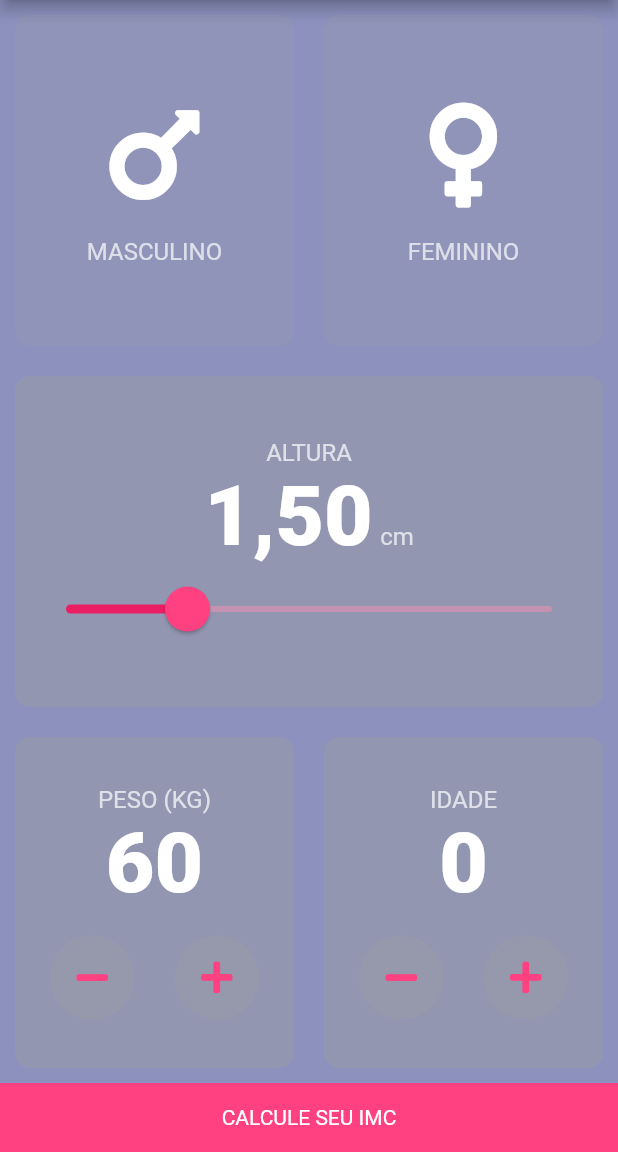
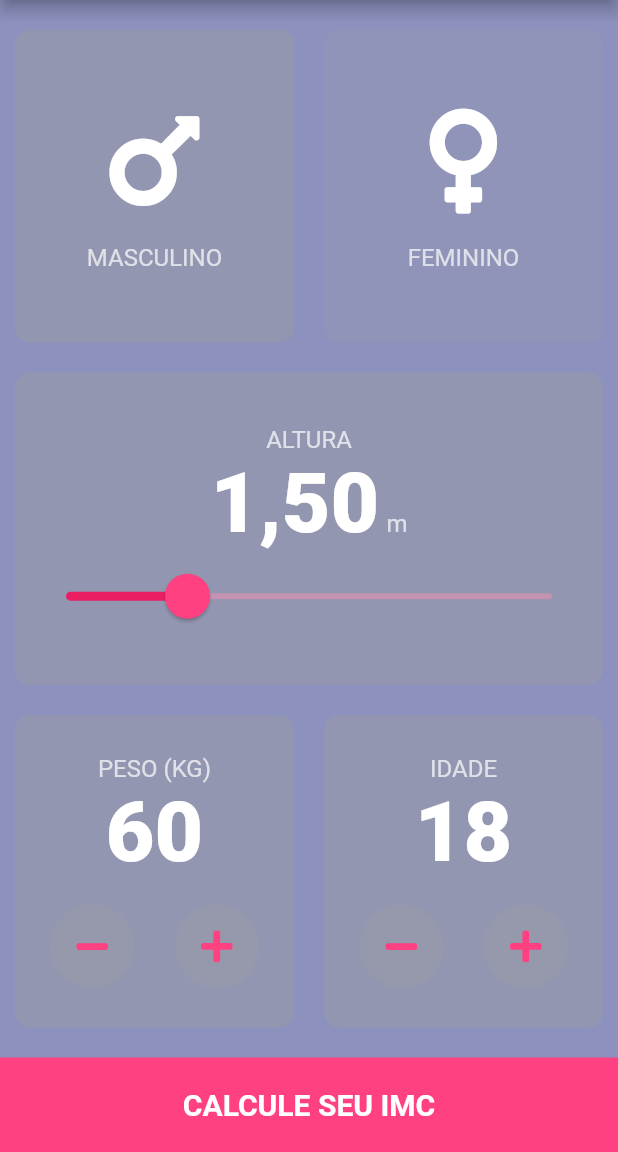
Before and after one commit to luisfelipesdn12/learning-flutter, a Flutter app: the screen it shows after launch, on a phone screen of 412 x 824 dp, the part 84-1236 px from its top. Run offline on Flutter 3.47's test engine with Material 2 defaults, Android fonts, the phone set to English and light mode, and no system bars; our stand-ins replace font_awesome_flutter, rflutter_alert; missing offline and left inert: audiofileplayer.

Commit message:
feat: ✨ Add `BottomNavigationButton` to navigato to results

```diff
--- a/bmi-calculator-flutter/lib/main.dart
+++ b/bmi-calculator-flutter/lib/main.dart
@@ -1,4 +1,5 @@
 import 'package:bmi_calculator/screens/input.screen.dart';
+import 'package:bmi_calculator/screens/results.screen.dart';
 import 'package:bmi_calculator/theme.dart';
 import 'package:flutter/material.dart';
 
@@ -8,8 +9,12 @@ class BMICalculator extends StatelessWidget {
   @override
   Widget build(BuildContext context) {
     return MaterialApp(
-      home: InputPage(),
       theme: theme,
+      initialRoute: '/input',
+      routes: {
+        '/input': (context) => InputPage(),
+        '/results': (context) => ResultsPage(),
+      },
     );
   }
 }
--- a/bmi-calculator-flutter/lib/screens/input.screen.dart
+++ b/bmi-calculator-flutter/lib/screens/input.screen.dart
@@ -1,3 +1,5 @@
+import 'package:bmi_calculator/screens/results.screen.dart';
+import 'package:bmi_calculator/widgets/bottomNavigationButton.dart';
 import 'package:bmi_calculator/widgets/iconAndCaptionContent.dart';
 import 'package:bmi_calculator/widgets/increaseValueCard.dart';
 import 'package:bmi_calculator/widgets/pageCard.dart';
@@ -16,10 +18,10 @@ class InputPage extends StatefulWidget {
 }
 
 class _InputPageState extends State<InputPage> {
-  Gender selectedGender;
+  Gender selectedGender = Gender.masculine;
   double height = 1.5;
   double weight = 60;
-  double age = 0;
+  double age = 18;
 
   @override
   Widget build(BuildContext context) {
@@ -30,6 +32,7 @@ class _InputPageState extends State<InputPage> {
       ),
       body: Column(
         children: [
+          SizedBox(height: 10),
           Expanded(
             child: Row(
               crossAxisAlignment: CrossAxisAlignment.stretch,
@@ -68,7 +71,7 @@ class _InputPageState extends State<InputPage> {
                 SliderPageCard(
                   label: "Altura",
                   value: height,
-                  unit: "cm",
+                  unit: "m",
                   min: 1,
                   max: 3,
                   onChanged: (value) => setState(() {
@@ -102,15 +105,10 @@ class _InputPageState extends State<InputPage> {
               ],
             ),
           ),
-          Container(
-            padding: EdgeInsets.all(15.0),
-            color: Theme.of(context).colorScheme.secondary,
-            width: double.infinity,
-            child: Text(
-              "Calcule seu IMC".toUpperCase(),
-              textAlign: TextAlign.center,
-              style: Theme.of(context).appBarTheme.titleTextStyle,
-            ),
+          SizedBox(height: 10),
+          BottomNavigationButton(
+            text: "Calcule seu IMC",
+            route: "/results",
           ),
         ],
       ),
--- /dev/null
+++ b/bmi-calculator-flutter/lib/widgets/bottomNavigationButton.dart
@@ -0,0 +1,32 @@
+import 'package:flutter/material.dart';
+
+class BottomNavigationButton extends StatelessWidget {
+  const BottomNavigationButton({
+    Key key,
+    @required this.text,
+    @required this.route,
+  }) : super(key: key);
+
+  final String text;
+  final String route;
+
+  @override
+  Widget build(BuildContext context) {
+    return GestureDetector(
+      onTap: () => Navigator.pushNamed(context, route),
+      child: Container(
+        padding: EdgeInsets.symmetric(vertical: 20.0),
+        color: Theme.of(context).colorScheme.secondary,
+        width: double.infinity,
+        child: Text(
+          text.toUpperCase(),
+          textAlign: TextAlign.center,
+          style: Theme.of(context).textTheme.bodyText1.copyWith(
+                fontSize: 20.0,
+                fontWeight: FontWeight.w600,
+              ),
+        ),
+      ),
+    );
+  }
+}
```
Also changed, not shown: bmi-calculator-flutter/lib/screens/results.screen.dart (added, +32 -0 lines).
